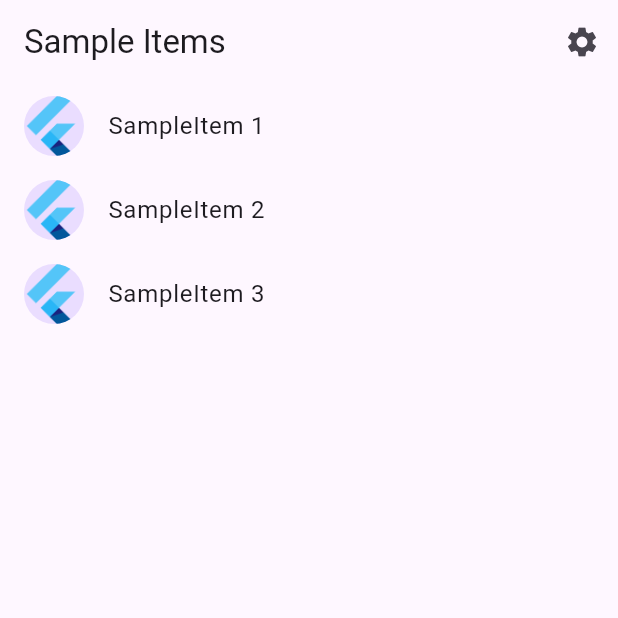
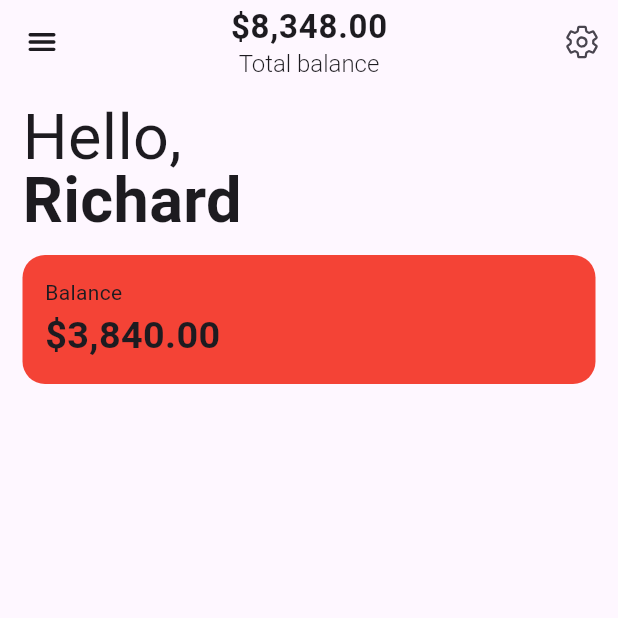
Before and after one commit to cpesino/my_accountant, a Flutter app: the screen it shows after launch, on a phone screen of 412 x 824 dp, the top half of it. Run offline on Flutter 3.47's test engine with Material 3 defaults, Android fonts, the phone set to English and light mode, and no system bars; our stand-ins replace ionicons; generated files the repository leaves out were written again.

Commit message:
Added main menu

```diff
--- a/lib/main.dart
+++ b/lib/main.dart
@@ -1,8 +1,8 @@
 import 'package:flutter/material.dart';
 
 import 'src/app.dart';
-import 'src/settings/settings_controller.dart';
-import 'src/settings/settings_service.dart';
+import 'src/controller/settings_controller.dart';
+import 'src/service/settings_service.dart';
 
 void main() async {
   // Set up the SettingsController, which will glue user settings to multiple
--- a/lib/src/app.dart
+++ b/lib/src/app.dart
@@ -1,11 +1,12 @@
 import 'package:flutter/material.dart';
 import 'package:flutter_gen/gen_l10n/app_localizations.dart';
 import 'package:flutter_localizations/flutter_localizations.dart';
+import 'package:my_accountant/src/view/main_menu.dart';
 
-import 'sample_feature/sample_item_details_view.dart';
-import 'sample_feature/sample_item_list_view.dart';
-import 'settings/settings_controller.dart';
-import 'settings/settings_view.dart';
+import 'view/sample_item_details_view.dart';
+import 'view/sample_item_list_view.dart';
+import 'controller/settings_controller.dart';
+import 'view/settings_view.dart';
 
 /// The Widget that configures your application.
 class MyApp extends StatelessWidget {
@@ -73,7 +74,7 @@ class MyApp extends StatelessWidget {
                     return const SampleItemDetailsView();
                   case SampleItemListView.routeName:
                   default:
-                    return const SampleItemListView();
+                    return const MainMenu();
                 }
               },
             );
--- a/lib/src/settings/settings_controller.dart
+++ b/lib/src/controller/settings_controller.dart
@@ -1,6 +1,6 @@
 import 'package:flutter/material.dart';
 
-import 'settings_service.dart';
+import '../service/settings_service.dart';
 
 /// A class that many Widgets can interact with to read user settings, update
 /// user settings, or listen to user settings changes.
--- /dev/null
+++ b/lib/src/view/main_menu.dart
@@ -0,0 +1,98 @@
+import 'package:flutter/material.dart';
+import 'package:ionicons/ionicons.dart';
+
+import 'settings_view.dart';
+
+class MainMenu extends StatelessWidget {
+  const MainMenu({Key? key}) : super(key: key);
+
+  static const routeName = '/';
+
+  @override
+  Widget build(BuildContext context) {
+    return Scaffold(
+        appBar: AppBar(
+          title: const Column(
+            mainAxisAlignment: MainAxisAlignment.center,
+            children: [
+              Text(
+                "\$8,348.00",
+                style: TextStyle(
+                  fontWeight: FontWeight.bold,
+                  letterSpacing: 0.5,
+                ),
+              ),
+              Text(
+                "Total balance",
+                style: TextStyle(
+                  fontSize: 16,
+                  fontWeight: FontWeight.w300,
+                ),
+              )
+            ],
+          ),
+          centerTitle: true,
+          leading: IconButton(
+            onPressed: () {},
+            icon: const Icon(Ionicons.menu),
+          ),
+          actions: [
+            IconButton(
+              onPressed: () {
+                Navigator.restorablePushNamed(context, SettingsView.routeName);
+              },
+              icon: const Icon(
+                Ionicons.settings_outline,
+              ),
+            )
+          ],
+        ),
+        body: Padding(
+          padding: const EdgeInsets.all(15.0),
+          child: Column(
+            crossAxisAlignment: CrossAxisAlignment.start,
+            children: [
+              const Text(
+                "Hello,",
+                textScaler: TextScaler.linear(3),
+                style: TextStyle(height: 1.0),
+              ),
+              const Text(
+                "Richard",
+                style: TextStyle(
+                  fontWeight: FontWeight.bold,
+                  height: 1.0,
+                ),
+                textScaler: TextScaler.linear(3),
+              ),
+              const SizedBox(
+                height: 15,
+              ),
+              Container(
+                width: double.infinity,
+                decoration: BoxDecoration(
+                  color: Colors.red,
+                  borderRadius: BorderRadius.circular(15.0),
+                ),
+                child: const Padding(
+                  padding: EdgeInsets.all(15.0),
+                  child: Column(
+                    crossAxisAlignment: CrossAxisAlignment.start,
+                    children: [
+                      Text("Balance"),
+                      Text(
+                        "\$3,840.00",
+                        textScaler: TextScaler.linear(1.8),
+                        style: TextStyle(
+                          fontWeight: FontWeight.bold,
+                        ),
+                      ),
+                    ],
+                  ),
+                ),
+              ),
+            ],
+          ),
+        ));
+  }
+}
--- a/lib/src/sample_feature/sample_item_list_view.dart
+++ b/lib/src/view/sample_item_list_view.dart
@@ -1,7 +1,7 @@
 import 'package:flutter/material.dart';
 
-import '../settings/settings_view.dart';
-import 'sample_item.dart';
+import 'settings_view.dart';
+import '../model/sample_item.dart';
 import 'sample_item_details_view.dart';
 
 /// Displays a list of SampleItems.
@@ -11,7 +11,7 @@ class SampleItemListView extends StatelessWidget {
     this.items = const [SampleItem(1), SampleItem(2), SampleItem(3)],
   });
 
-  static const routeName = '/';
+  static const routeName = '/a';
 
   final List<SampleItem> items;
 
@@ -62,8 +62,7 @@ class SampleItemListView extends StatelessWidget {
                   context,
                   SampleItemDetailsView.routeName,
                 );
-            }
-          );
+              });
         },
       ),
     );
--- a/lib/src/settings/settings_view.dart
+++ b/lib/src/view/settings_view.dart
@@ -1,6 +1,6 @@
 import 'package:flutter/material.dart';
 
-import 'settings_controller.dart';
+import '../controller/settings_controller.dart';
 
 /// Displays the various settings that can be customized by the user.
 ///
--- a/pubspec.yaml
+++ b/pubspec.yaml
@@ -14,6 +14,7 @@ dependencies:
     sdk: flutter
   flutter_localizations:
     sdk: flutter
+  ionicons: ^0.2.2
 
 dev_dependencies:
   flutter_test:
```
Also changed, not shown: lib/src/model/sample_item.dart (renamed from lib/src/sample_feature/sample_item.dart), lib/src/service/settings_service.dart (renamed from lib/src/settings/settings_service.dart), lib/src/view/sample_item_details_view.dart (renamed from lib/src/sample_feature/sample_item_details_view.dart), pubspec.lock. Lines whose indentation alone changed are shown as unchanged.
